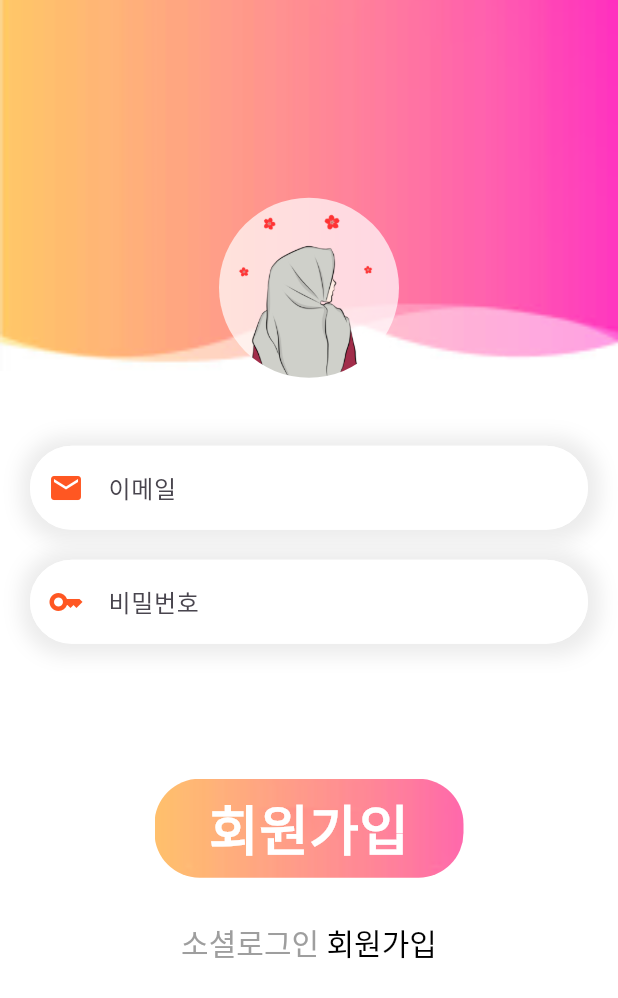
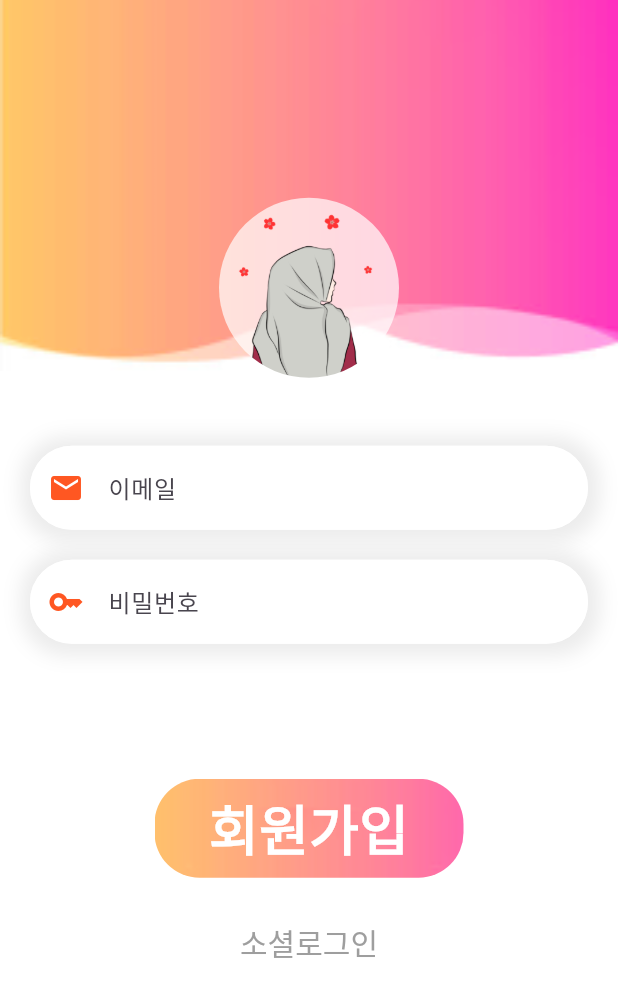
Before and after one commit to mimgggg4444/flutter_firebase_login_singup, a Flutter app: the screen it shows after launch, on a phone screen of 412 x 824 dp. Shown: the top 998 px of the screen. Run offline on Flutter 3.47's test engine with Material 3 defaults, Android fonts, the light colour scheme and no system bars.

Commit message:
adding singup done

```diff
--- a/lib/signup_page.dart
+++ b/lib/signup_page.dart
@@ -173,17 +173,11 @@ class SignUpPage extends StatelessWidget {
                   color: Colors.grey[500],
                   fontSize: 20,
                 ),
-                children: [
-                  TextSpan(
-                      text: " 회원가입",
-                      style: TextStyle(
-                        color: Colors.black,
-                        fontSize: 20,
-                        // fontWeight: FontWeight.bold,
-                      )
-                  )
-                ]
-            ))
+            )),
+
+            Wrap(
+
+            )
           ],
         )
     );
```
